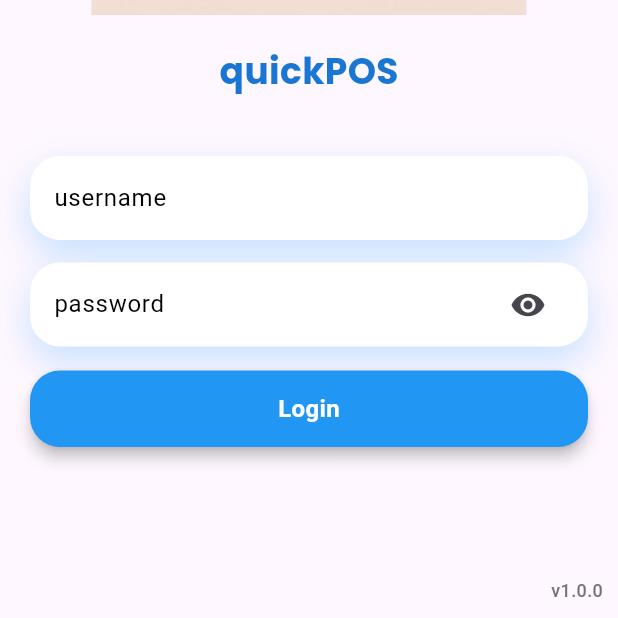
After one commit to kurt0542/quick_pos, a Flutter app: the screen it shows after launch, on a phone screen of 412 x 824 dp, the part 618-1236 px from its top. The commit adds this screen. Run offline on Flutter 3.47's test engine with Material 3 defaults, Android fonts, the phone set to English and light mode, and no system bars; our stand-ins replace google_fonts.

Commit message:
completed the creating of login ui in desktop and seperated the classes based on the platform

```diff
--- /dev/null
+++ b/lib/presentation/screens/auth/mobile_login_screen.dart
@@ -0,0 +1,98 @@
+import 'package:flutter/material.dart';
+import 'package:google_fonts/google_fonts.dart';
+
+import '../../widgets/form_field.dart';
+class MobileLoginScreen extends StatelessWidget {
+  const MobileLoginScreen({super.key});
+
+  @override
+  Widget build(BuildContext context) {
+
+    TextEditingController usernameController = TextEditingController();
+    TextEditingController passwordController = TextEditingController();
+
+    _login() {
+      String username = usernameController.text;
+      String password = passwordController.text;
+    }
+
+    return Scaffold(
+      body: Stack(
+        children: [
+          Padding(
+            padding: const EdgeInsets.all(20.0),
+            child: Column(
+              mainAxisAlignment: MainAxisAlignment.start,
+              children: [
+                SizedBox(height: 30),
+                Image.asset(
+                  'assets/images/login_logo_500x500.png',
+                  fit: BoxFit.contain,
+                ),
+                SizedBox(height: 20),
+                Text(
+                  'quickPOS',
+                  style: GoogleFonts.poppins(
+                    fontSize: 24,
+                    fontWeight: FontWeight.bold,
+                    color: Colors.blue[700],
+                  ),
+                ),
+                SizedBox(height: 40),
+                FormTextField(
+                  isPasswordField: false,
+                  fieldLabelText: 'username',
+                  controller: usernameController,
+                ),
+                SizedBox(height: 15),
+                FormTextField(
+                  isPasswordField: true,
+                  fieldLabelText: 'password',
+                  controller: passwordController,
+                ),
+                SizedBox(height: 16),
+                Material(
+                  color: Colors.blue,
+                  borderRadius: BorderRadius.circular(20),
+                  elevation: 4,
+                  child: InkWell(
+                    borderRadius: BorderRadius.circular(20),
+                    onTap: () {
+                      _login();
+                    },
+                    child: Padding(
+                      padding:
+                      EdgeInsets.symmetric(horizontal: 40, vertical: 14),
+                      child: Center(
+                        child: Text(
+                          "Login",
+                          style: TextStyle(
+                            color: Colors.white,
+                            fontSize: 16,
+                            fontWeight: FontWeight.bold,
+                          ),
+                        ),
+                      ),
+                    ),
+                  ),
+                ),
+              ],
+            ),
+          ),
+          Positioned(
+            bottom: 10,
+            right: 10,
+            child: Text(
+              "v1.0.0",
+              style: TextStyle(
+                fontSize: 12,
+                color: Colors.grey[600],
+                fontWeight: FontWeight.w500,
+              ),
+            ),
+          ),
+        ],
+      ),
+    );
+  }
+}
--- a/pubspec.yaml
+++ b/pubspec.yaml
@@ -35,6 +35,7 @@ dependencies:
   # Use with the CupertinoIcons class for iOS style icons.
   cupertino_icons: ^1.0.8
   google_fonts: ^6.3.1
+  window_manager: ^0.5.1
 
 dev_dependencies:
   flutter_test:
```
Also changed, not shown: lib/presentation/screens/auth/desktop_login_screen.dart (added, +171 -0 lines), lib/presentation/screens/auth/login_screen.dart (+4 -85 lines), pubspec.lock, 2 other files.
